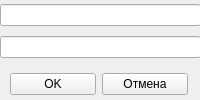
NVZver/TaskManager, file TaskManager/authentication.ui: the form before one commit.
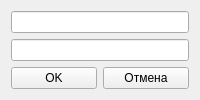
The form after the commit.

The edit to the form file:
```diff
--- a/TaskManager/authentication.ui
+++ b/TaskManager/authentication.ui
@@ -13,15 +13,8 @@
   <property name="windowTitle">
    <string>Form</string>
   </property>
-  <widget class="QWidget" name="">
-   <property name="geometry">
-    <rect>
-     <x>0</x>
-     <y>0</y>
-     <width>201</width>
-     <height>62</height>
-    </rect>
-   </property>
+  <layout class="QVBoxLayout" name="verticalLayout_2">
+   <item>
    <layout class="QVBoxLayout" name="verticalLayout">
     <item>
      <widget class="QLineEdit" name="lntLogin"/>
@@ -30,16 +23,8 @@
      <widget class="QLineEdit" name="lntPassword"/>
     </item>
    </layout>
-  </widget>
-  <widget class="QWidget" name="">
-   <property name="geometry">
-    <rect>
-     <x>10</x>
-     <y>70</y>
-     <width>178</width>
-     <height>29</height>
-    </rect>
-   </property>
+   </item>
+   <item>
    <layout class="QHBoxLayout" name="horizontalLayout">
     <item>
      <widget class="QPushButton" name="pbtnOK">
@@ -56,7 +41,8 @@
      </widget>
     </item>
    </layout>
-  </widget>
+   </item>
+  </layout>
  </widget>
  <resources/>
  <connections/>
```
Left out of the diff: 2 changed lines with no effect on the pictures. Lines whose indentation alone changed are shown as unchanged.
